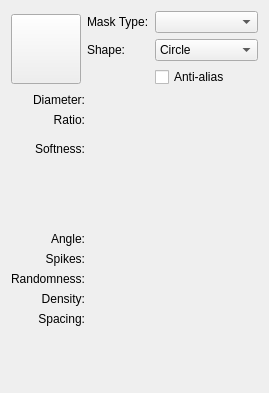
Before: the Qt Designer form plugins/paintops/libpaintop/forms/wdgautobrush.ui in KDE/krita, drawn with Qt 5.
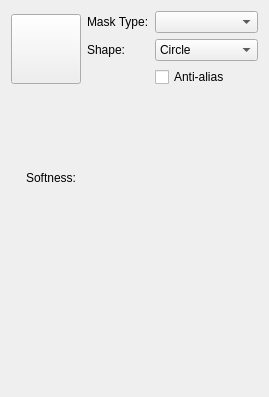
After: the same form once the commit is applied. Custom widgets are drawn as their Qt base class.

Commit message: convert more labels to be inside sliders and condense text brush tip type

```diff
--- a/plugins/paintops/libpaintop/forms/wdgautobrush.ui
+++ b/plugins/paintops/libpaintop/forms/wdgautobrush.ui
@@ -7,7 +7,7 @@
     <x>0</x>
     <y>0</y>
     <width>269</width>
-    <height>393</height>
+    <height>397</height>
    </rect>
   </property>
   <property name="minimumSize">
@@ -101,51 +101,36 @@
     </layout>
    </item>
    <item>
-    <layout class="QGridLayout" name="gridLayout_2" columnstretch="0,0,1">
-     <item row="0" column="1" colspan="2">
       <widget class="KisDoubleSliderSpinBox" name="inputRadius" native="true">
        <property name="minimumSize">
         <size>
-         <width>0</width>
-         <height>0</height>
+       <width>20</width>
+       <height>20</height>
         </size>
        </property>
       </widget>
      </item>
-     <item row="3" column="0">
-      <widget class="QLabel" name="lblAngle">
-       <property name="text">
-        <string>Angle:</string>
-       </property>
-       <property name="alignment">
-        <set>Qt::AlignRight|Qt::AlignTrailing|Qt::AlignVCenter</set>
-       </property>
-      </widget>
-     </item>
-     <item row="0" column="0">
-      <widget class="QLabel" name="lblDiameter">
-       <property name="text">
-        <string>Diameter:</string>
-       </property>
-       <property name="alignment">
-        <set>Qt::AlignRight|Qt::AlignTrailing|Qt::AlignVCenter</set>
-       </property>
-      </widget>
-     </item>
-     <item row="1" column="0">
-      <widget class="QLabel" name="lblRatio">
-       <property name="text">
-        <string>Ratio:</string>
-       </property>
-       <property name="alignment">
-        <set>Qt::AlignRight|Qt::AlignTrailing|Qt::AlignVCenter</set>
-       </property>
-      </widget>
-     </item>
-     <item row="1" column="1" colspan="2">
-      <widget class="KisDoubleSliderSpinBox" name="inputRatio" native="true"/>
-     </item>
-     <item row="2" column="0" colspan="3">
+   <item>
+    <widget class="KisSliderSpinBox" name="inputAngle" native="true">
+     <property name="minimumSize">
+      <size>
+       <width>20</width>
+       <height>20</height>
+      </size>
+     </property>
+    </widget>
+   </item>
+   <item>
+    <widget class="KisDoubleSliderSpinBox" name="inputRatio" native="true">
+     <property name="minimumSize">
+      <size>
+       <width>20</width>
+       <height>20</height>
+      </size>
+     </property>
+    </widget>
+   </item>
+   <item>
       <widget class="QStackedWidget" name="stackedWidget">
        <property name="sizePolicy">
         <sizepolicy hsizetype="Preferred" vsizetype="Preferred">
@@ -159,6 +144,9 @@
          <height>0</height>
         </size>
        </property>
+     <property name="frameShape">
+      <enum>QFrame::NoFrame</enum>
+     </property>
        <property name="currentIndex">
         <number>1</number>
        </property>
@@ -225,29 +213,38 @@
        </widget>
        <widget class="QWidget" name="PageCurve">
         <layout class="QGridLayout" name="gridLayout_6">
-         <item row="0" column="0">
-          <widget class="QLabel" name="label_2">
-           <property name="sizePolicy">
-            <sizepolicy hsizetype="Fixed" vsizetype="Minimum">
-             <horstretch>0</horstretch>
-             <verstretch>0</verstretch>
-            </sizepolicy>
-           </property>
-           <property name="minimumSize">
+       <property name="leftMargin">
+        <number>0</number>
+       </property>
+       <property name="topMargin">
+        <number>0</number>
+       </property>
+       <property name="rightMargin">
+        <number>0</number>
+       </property>
+       <property name="bottomMargin">
+        <number>0</number>
+       </property>
+       <property name="spacing">
+        <number>0</number>
+       </property>
+       <item row="1" column="1">
+        <spacer name="horizontalSpacer">
+         <property name="orientation">
+          <enum>Qt::Horizontal</enum>
+         </property>
+         <property name="sizeType">
+          <enum>QSizePolicy::Minimum</enum>
+         </property>
+         <property name="sizeHint" stdset="0">
             <size>
-             <width>80</width>
-             <height>0</height>
-            </size>
-           </property>
-           <property name="text">
-            <string>Softness:</string>
-           </property>
-           <property name="alignment">
-            <set>Qt::AlignHCenter|Qt::AlignTop</set>
-           </property>
-          </widget>
-         </item>
-         <item row="0" column="1">
+           <width>5</width>
+           <height>5</height>
+          </size>
+         </property>
+        </spacer>
+       </item>
+       <item row="1" column="0">
           <widget class="KisCurveWidget" name="softnessCurve" native="true">
            <property name="sizePolicy">
             <sizepolicy hsizetype="Expanding" vsizetype="Preferred">
@@ -269,86 +266,71 @@
            </property>
           </widget>
          </item>
-         <item row="0" column="2">
-          <spacer name="horizontalSpacer">
-           <property name="orientation">
-            <enum>Qt::Horizontal</enum>
-           </property>
-           <property name="sizeHint" stdset="0">
-            <size>
-             <width>5</width>
-             <height>5</height>
-            </size>
-           </property>
-          </spacer>
-         </item>
-        </layout>
-       </widget>
-      </widget>
-     </item>
-     <item row="5" column="0">
-      <widget class="QLabel" name="lblRandomness">
-       <property name="text">
-        <string>Randomness:</string>
-       </property>
-       <property name="alignment">
-        <set>Qt::AlignRight|Qt::AlignTrailing|Qt::AlignVCenter</set>
-       </property>
-      </widget>
-     </item>
-     <item row="4" column="0">
-      <widget class="QLabel" name="lblSpikes">
-       <property name="text">
-        <string>Spikes:</string>
-       </property>
-       <property name="alignment">
-        <set>Qt::AlignRight|Qt::AlignTrailing|Qt::AlignVCenter</set>
-       </property>
-      </widget>
-     </item>
-     <item row="3" column="1" colspan="2">
-      <widget class="KisSliderSpinBox" name="inputAngle" native="true">
+       <item row="0" column="0">
+        <widget class="QLabel" name="label_2">
+         <property name="sizePolicy">
+          <sizepolicy hsizetype="Fixed" vsizetype="Fixed">
+           <horstretch>0</horstretch>
+           <verstretch>0</verstretch>
+          </sizepolicy>
+         </property>
        <property name="minimumSize">
         <size>
-         <width>0</width>
+           <width>80</width>
          <height>0</height>
         </size>
        </property>
-      </widget>
-     </item>
-     <item row="4" column="1" colspan="2">
-      <widget class="KisSliderSpinBox" name="inputSpikes" native="true"/>
-     </item>
-     <item row="6" column="1" colspan="2">
-      <widget class="KisDoubleSliderSpinBox" name="density" native="true"/>
-     </item>
-     <item row="5" column="1" colspan="2">
-      <widget class="KisDoubleSliderSpinBox" name="inputRandomness" native="true"/>
-     </item>
-     <item row="6" column="0">
-      <widget class="QLabel" name="lblDensity">
        <property name="text">
-        <string>Density:</string>
+          <string>Softness:</string>
        </property>
        <property name="alignment">
-        <set>Qt::AlignRight|Qt::AlignTrailing|Qt::AlignVCenter</set>
-       </property>
-      </widget>
-     </item>
-     <item row="7" column="1" colspan="2">
-      <widget class="KisSpacingSelectionWidget" name="spacingWidget" native="true"/>
-     </item>
-     <item row="7" column="0">
-      <widget class="QLabel" name="lblSpacing">
-       <property name="text">
-        <string>Spacing:</string>
-       </property>
-       <property name="alignment">
-        <set>Qt::AlignRight|Qt::AlignTrailing|Qt::AlignVCenter</set>
+          <set>Qt::AlignHCenter|Qt::AlignTop</set>
        </property>
       </widget>
      </item>
     </layout>
+     </widget>
+    </widget>
+   </item>
+   <item>
+    <widget class="KisSliderSpinBox" name="inputSpikes" native="true">
+     <property name="minimumSize">
+      <size>
+       <width>20</width>
+       <height>20</height>
+      </size>
+     </property>
+    </widget>
+   </item>
+   <item>
+    <widget class="KisDoubleSliderSpinBox" name="inputRandomness" native="true">
+     <property name="minimumSize">
+      <size>
+       <width>20</width>
+       <height>20</height>
+      </size>
+     </property>
+    </widget>
+   </item>
+   <item>
+    <widget class="KisDoubleSliderSpinBox" name="density" native="true">
+     <property name="minimumSize">
+      <size>
+       <width>20</width>
+       <height>20</height>
+      </size>
+     </property>
+    </widget>
+   </item>
+   <item>
+    <widget class="KisSpacingSelectionWidget" name="spacingWidget" native="true">
+     <property name="minimumSize">
+      <size>
+       <width>20</width>
+       <height>20</height>
+      </size>
+     </property>
+    </widget>
    </item>
    <item>
     <spacer name="verticalSpacer">
@@ -372,18 +354,18 @@
    <header>kis_slider_spin_box.h</header>
    <container>1</container>
   </customwidget>
-  <customwidget>
-   <class>KisSpacingSelectionWidget</class>
-   <extends>QWidget</extends>
-   <header>kis_spacing_selection_widget.h</header>
-   <container>1</container>
-  </customwidget>
   <customwidget>
    <class>KisCurveWidget</class>
    <extends>QWidget</extends>
    <header location="global">widgets/kis_curve_widget.h</header>
    <container>1</container>
   </customwidget>
+  <customwidget>
+   <class>KisSpacingSelectionWidget</class>
+   <extends>QWidget</extends>
+   <header>kis_spacing_selection_widget.h</header>
+   <container>1</container>
+  </customwidget>
   <customwidget>
    <class>KisSliderSpinBox</class>
    <extends>QWidget</extends>
```
Left out of the diff: 28 changed lines with no effect on the pictures. Lines whose indentation alone changed are shown as unchanged. The commit also changes 6 other files.
